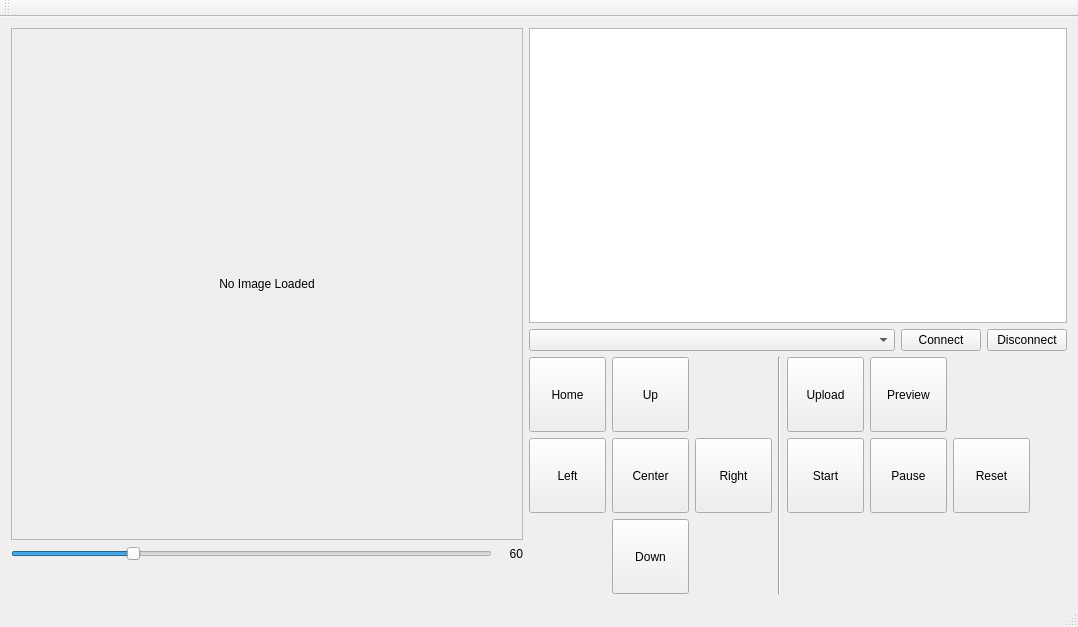
The window that EzGraverUi/mainwindow.ui (camrein/EzGraver) describes before a commit, drawn with Qt 5.
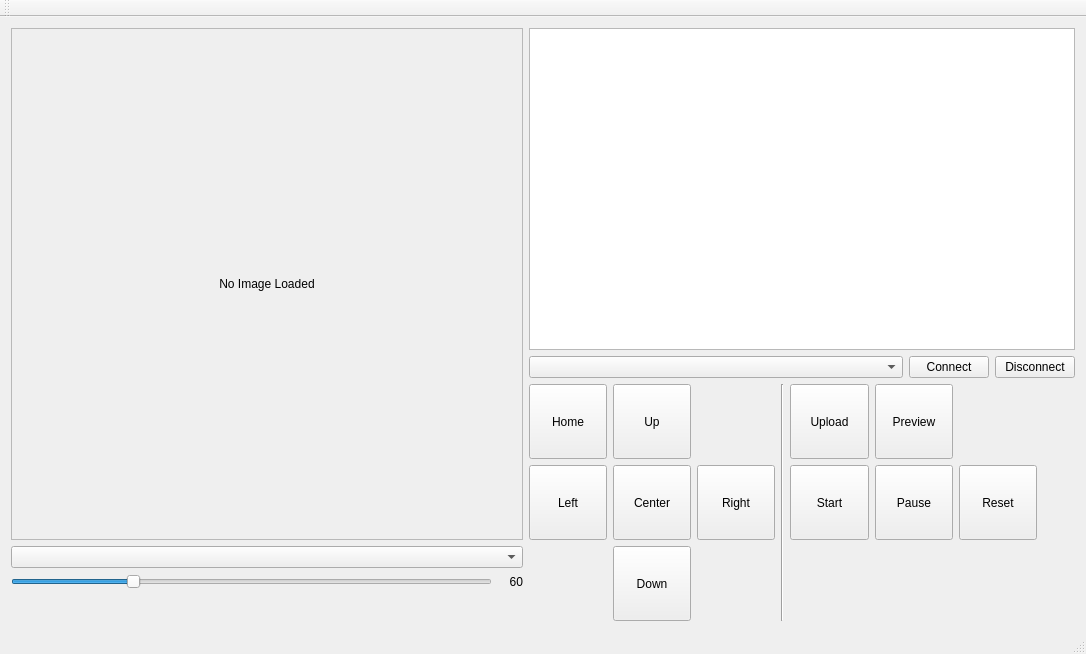
The same window after the commit. Custom widgets are drawn as their Qt base class.

Commit message: Added conversion method selection possibility.

Diff of the .ui file:
```diff
--- a/EzGraverUi/mainwindow.ui
+++ b/EzGraverUi/mainwindow.ui
@@ -6,8 +6,8 @@
    <rect>
     <x>0</x>
     <y>0</y>
-    <width>1078</width>
-    <height>627</height>
+    <width>1086</width>
+    <height>654</height>
    </rect>
   </property>
   <property name="windowTitle">
@@ -42,6 +42,9 @@
         </property>
        </widget>
       </item>
+      <item>
+       <widget class="QComboBox" name="conversionFlags"/>
+      </item>
       <item>
        <layout class="QHBoxLayout" name="horizontalLayout">
         <item>
```
Left out of the diff: 2 changed lines with no effect on the pictures. The commit also changes 3 other files.
